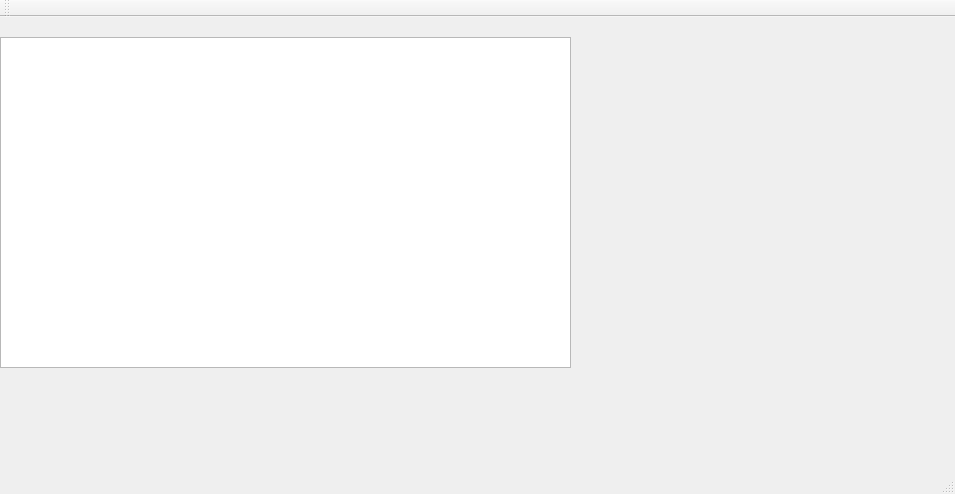
Before: the Qt Designer form Videojuego/mainwindow.ui in Pablo9925/Proyecto_Final_Info, drawn with Qt 5.
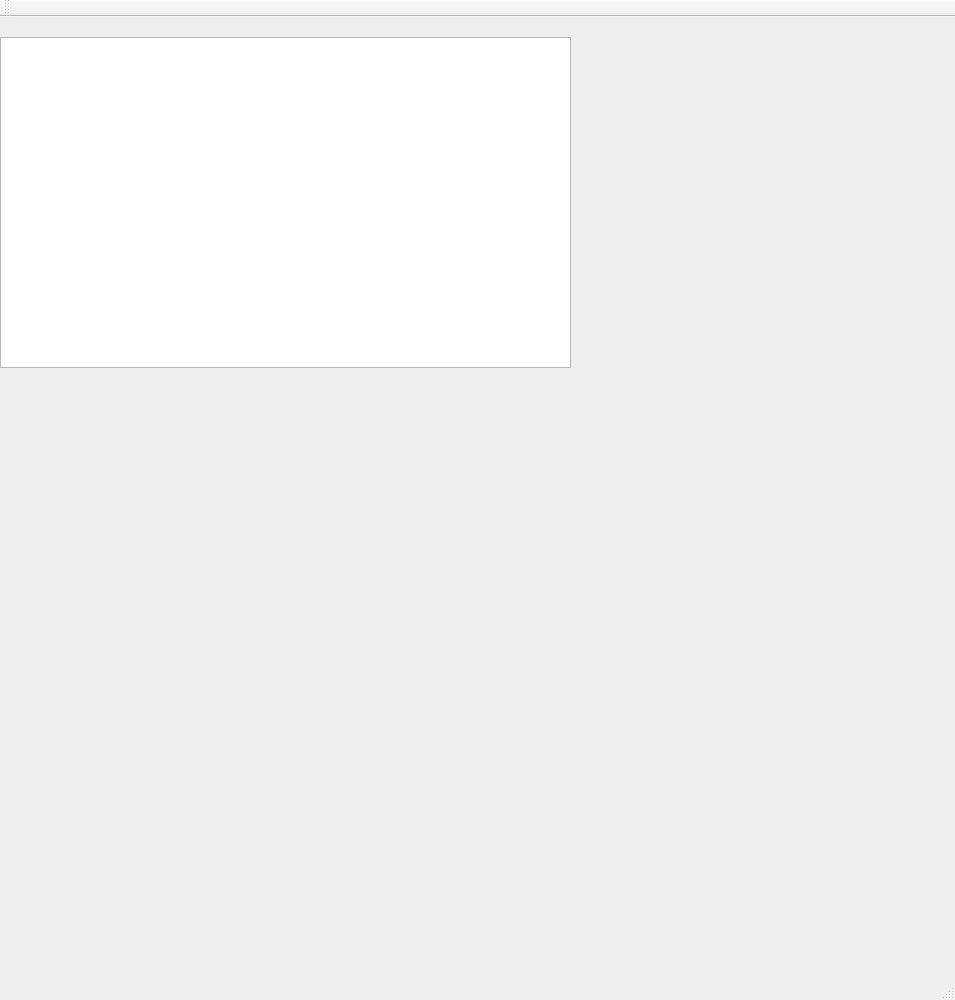
After: the same form once the commit is applied.

```diff
--- a/Videojuego/mainwindow.ui
+++ b/Videojuego/mainwindow.ui
@@ -7,7 +7,7 @@
     <x>0</x>
     <y>0</y>
     <width>955</width>
-    <height>494</height>
+    <height>1000</height>
    </rect>
   </property>
   <property name="windowTitle">
```
